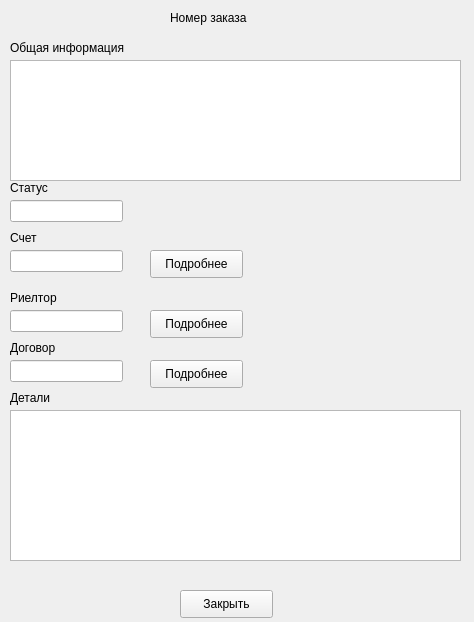
Old version of the form client/ui/orderwindow.ui in the repository ArchivedProje/bsbd.
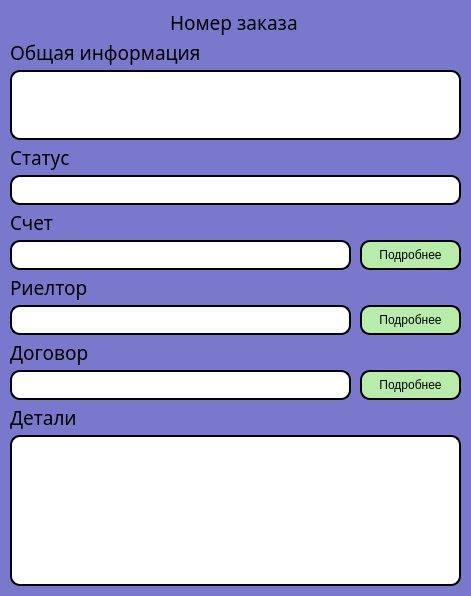
New version of the form.

Patch:
```diff
--- a/client/ui/orderwindow.ui
+++ b/client/ui/orderwindow.ui
@@ -6,22 +6,43 @@
    <rect>
     <x>0</x>
     <y>0</y>
-    <width>474</width>
-    <height>622</height>
+    <width>471</width>
+    <height>596</height>
    </rect>
   </property>
+  <property name="minimumSize">
+   <size>
+    <width>471</width>
+    <height>596</height>
+   </size>
+  </property>
+  <property name="maximumSize">
+   <size>
+    <width>471</width>
+    <height>596</height>
+   </size>
+  </property>
   <property name="windowTitle">
    <string>Form</string>
   </property>
+  <property name="styleSheet">
+   <string notr="true">background-color: rgb(122, 120, 204);</string>
+  </property>
   <widget class="QLabel" name="orderNumberLbl">
    <property name="geometry">
     <rect>
      <x>170</x>
      <y>10</y>
-     <width>101</width>
-     <height>16</height>
+     <width>151</width>
+     <height>25</height>
     </rect>
    </property>
+   <property name="font">
+    <font>
+     <family>Calibri Light</family>
+     <pointsize>14</pointsize>
+    </font>
+   </property>
    <property name="text">
     <string>Номер заказа</string>
    </property>
@@ -30,21 +51,38 @@
    <property name="geometry">
     <rect>
      <x>10</x>
-     <y>60</y>
+     <y>70</y>
      <width>451</width>
-     <height>121</height>
+     <height>70</height>
     </rect>
    </property>
+   <property name="font">
+    <font>
+     <family>Calibri Light</family>
+     <pointsize>14</pointsize>
+    </font>
+   </property>
+   <property name="styleSheet">
+    <string notr="true">background-color: rgb(255, 255, 255);
+border-radius: 10px;
+border: 2px solid black;</string>
+   </property>
   </widget>
   <widget class="QLabel" name="commonInfoLbl">
    <property name="geometry">
     <rect>
      <x>10</x>
      <y>40</y>
-     <width>151</width>
-     <height>16</height>
+     <width>201</width>
+     <height>25</height>
     </rect>
    </property>
+   <property name="font">
+    <font>
+     <family>Calibri Light</family>
+     <pointsize>14</pointsize>
+    </font>
+   </property>
    <property name="text">
     <string>Общая информация</string>
    </property>
@@ -53,11 +91,22 @@
    <property name="geometry">
     <rect>
      <x>10</x>
-     <y>200</y>
-     <width>113</width>
-     <height>22</height>
+     <y>175</y>
+     <width>451</width>
+     <height>30</height>
     </rect>
    </property>
+   <property name="font">
+    <font>
+     <family>Calibri Light</family>
+     <pointsize>14</pointsize>
+    </font>
+   </property>
+   <property name="styleSheet">
+    <string notr="true">background-color: rgb(255, 255, 255);
+border-radius: 10px;
+border: 2px solid black;</string>
+   </property>
    <property name="text">
     <string/>
    </property>
@@ -66,11 +115,22 @@
    <property name="geometry">
     <rect>
      <x>10</x>
-     <y>250</y>
-     <width>113</width>
-     <height>22</height>
+     <y>240</y>
+     <width>341</width>
+     <height>30</height>
     </rect>
    </property>
+   <property name="font">
+    <font>
+     <family>Calibri Light</family>
+     <pointsize>14</pointsize>
+    </font>
+   </property>
+   <property name="styleSheet">
+    <string notr="true">background-color: rgb(255, 255, 255);
+border-radius: 10px;
+border: 2px solid black;</string>
+   </property>
    <property name="text">
     <string/>
    </property>
@@ -79,11 +139,17 @@
    <property name="geometry">
     <rect>
      <x>10</x>
-     <y>180</y>
+     <y>145</y>
      <width>151</width>
-     <height>16</height>
+     <height>25</height>
     </rect>
    </property>
+   <property name="font">
+    <font>
+     <family>Calibri Light</family>
+     <pointsize>14</pointsize>
+    </font>
+   </property>
    <property name="text">
     <string>Статус</string>
    </property>
@@ -92,11 +158,17 @@
    <property name="geometry">
     <rect>
      <x>10</x>
-     <y>230</y>
+     <y>210</y>
      <width>55</width>
-     <height>16</height>
+     <height>25</height>
     </rect>
    </property>
+   <property name="font">
+    <font>
+     <family>Calibri Light</family>
+     <pointsize>14</pointsize>
+    </font>
+   </property>
    <property name="text">
     <string>Счет</string>
    </property>
@@ -104,12 +176,17 @@
   <widget class="QPushButton" name="billingBtn">
    <property name="geometry">
     <rect>
-     <x>150</x>
-     <y>250</y>
-     <width>93</width>
-     <height>28</height>
+     <x>360</x>
+     <y>240</y>
+     <width>101</width>
+     <height>30</height>
     </rect>
    </property>
+   <property name="styleSheet">
+    <string notr="true">border-radius: 10px;
+border: 2px solid black;
+background-color: rgb(184, 236, 171);</string>
+   </property>
    <property name="text">
     <string>Подробнее</string>
    </property>
@@ -118,11 +195,17 @@
    <property name="geometry">
     <rect>
      <x>10</x>
-     <y>290</y>
-     <width>55</width>
-     <height>16</height>
+     <y>275</y>
+     <width>81</width>
+     <height>25</height>
     </rect>
    </property>
+   <property name="font">
+    <font>
+     <family>Calibri Light</family>
+     <pointsize>14</pointsize>
+    </font>
+   </property>
    <property name="text">
     <string>Риелтор</string>
    </property>
@@ -130,12 +213,17 @@
   <widget class="QPushButton" name="realtorBtn">
    <property name="geometry">
     <rect>
-     <x>150</x>
-     <y>310</y>
-     <width>93</width>
-     <height>28</height>
+     <x>360</x>
+     <y>305</y>
+     <width>101</width>
+     <height>30</height>
     </rect>
    </property>
+   <property name="styleSheet">
+    <string notr="true">border-radius: 10px;
+border: 2px solid black;
+background-color: rgb(184, 236, 171);</string>
+   </property>
    <property name="text">
     <string>Подробнее</string>
    </property>
@@ -144,11 +232,22 @@
    <property name="geometry">
     <rect>
      <x>10</x>
-     <y>310</y>
-     <width>113</width>
-     <height>22</height>
+     <y>305</y>
+     <width>341</width>
+     <height>30</height>
     </rect>
    </property>
+   <property name="font">
+    <font>
+     <family>Calibri Light</family>
+     <pointsize>14</pointsize>
+    </font>
+   </property>
+   <property name="styleSheet">
+    <string notr="true">background-color: rgb(255, 255, 255);
+border-radius: 10px;
+border: 2px solid black;</string>
+   </property>
    <property name="text">
     <string/>
    </property>
@@ -157,47 +256,57 @@
    <property name="geometry">
     <rect>
      <x>10</x>
-     <y>410</y>
+     <y>435</y>
      <width>451</width>
      <height>151</height>
     </rect>
    </property>
+   <property name="font">
+    <font>
+     <family>Calibri Light</family>
+     <pointsize>14</pointsize>
+    </font>
+   </property>
+   <property name="styleSheet">
+    <string notr="true">background-color: rgb(255, 255, 255);
+border-radius: 10px;
+border: 2px solid black;</string>
+   </property>
   </widget>
   <widget class="QLabel" name="label_6">
    <property name="geometry">
     <rect>
      <x>10</x>
-     <y>390</y>
-     <width>55</width>
-     <height>16</height>
+     <y>405</y>
+     <width>71</width>
+     <height>25</height>
     </rect>
    </property>
+   <property name="font">
+    <font>
+     <family>Calibri Light</family>
+     <pointsize>14</pointsize>
+    </font>
+   </property>
    <property name="text">
     <string>Детали</string>
    </property>
   </widget>
-  <widget class="QPushButton" name="closeBtn">
-   <property name="geometry">
-    <rect>
-     <x>180</x>
-     <y>590</y>
-     <width>93</width>
-     <height>28</height>
-    </rect>
-   </property>
-   <property name="text">
-    <string>Закрыть</string>
-   </property>
-  </widget>
   <widget class="QLabel" name="label_7">
    <property name="geometry">
     <rect>
      <x>10</x>
      <y>340</y>
-     <width>55</width>
-     <height>16</height>
+     <width>91</width>
+     <height>25</height>
     </rect>
    </property>
+   <property name="font">
+    <font>
+     <family>Calibri Light</family>
+     <pointsize>14</pointsize>
+    </font>
+   </property>
    <property name="text">
     <string>Договор</string>
    </property>
@@ -205,12 +314,17 @@
   <widget class="QPushButton" name="contractBtn">
    <property name="geometry">
     <rect>
-     <x>150</x>
-     <y>360</y>
-     <width>93</width>
-     <height>28</height>
+     <x>360</x>
+     <y>370</y>
+     <width>101</width>
+     <height>30</height>
     </rect>
    </property>
+   <property name="styleSheet">
+    <string notr="true">border-radius: 10px;
+border: 2px solid black;
+background-color: rgb(184, 236, 171);</string>
+   </property>
    <property name="text">
     <string>Подробнее</string>
    </property>
@@ -219,11 +333,22 @@
    <property name="geometry">
     <rect>
      <x>10</x>
-     <y>360</y>
-     <width>113</width>
-     <height>22</height>
+     <y>370</y>
+     <width>341</width>
+     <height>30</height>
     </rect>
    </property>
+   <property name="font">
+    <font>
+     <family>Calibri Light</family>
+     <pointsize>14</pointsize>
+    </font>
+   </property>
+   <property name="styleSheet">
+    <string notr="true">background-color: rgb(255, 255, 255);
+border-radius: 10px;
+border: 2px solid black;</string>
+   </property>
    <property name="text">
     <string/>
    </property>
```
